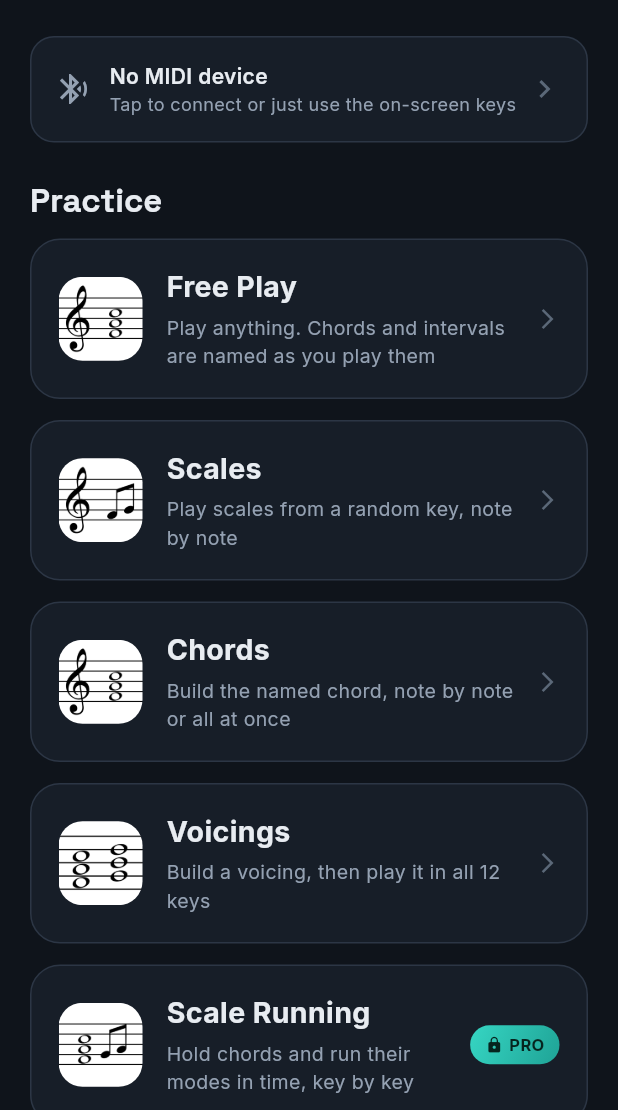
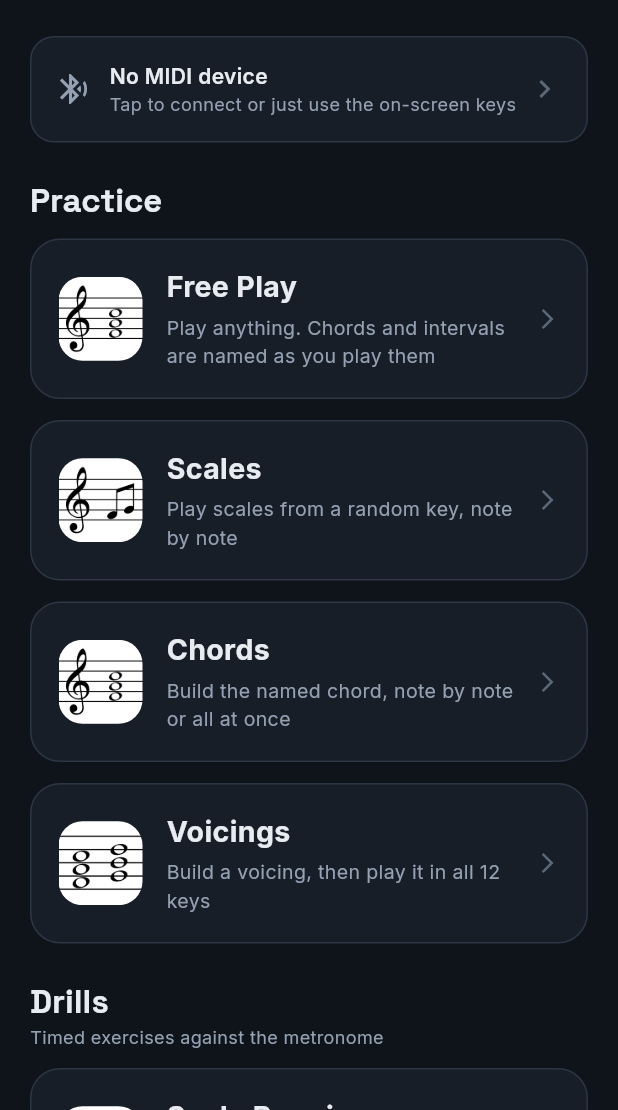
Before and after one commit to channingchea/scale-runner, a Flutter app: the screen it shows after launch, after a tap on the "group" icon, on a phone screen of 412 x 824 dp, the part 126-1236 px from its top. Run offline on Flutter 3.47's test engine with Material 3 defaults, Android fonts, the phone set to English and light mode, and no system bars; our stand-ins replace app_links, audioplayers, clock, firebase_core, flutter_local_notifications, flutter_timezone and 8 more; missing offline and left inert: flutter_midi_command_platform_interface, purchases_flutter; accounts and stored records are empty; project files that could hold a hidden picture were left out.

Commit message:
feat(home): split Practice into Practice and Drills sections
The home screen's single "Practice" list now splits into two headed
sections: Practice (Free Play, Scales, Chords, Voicings — untimed,
self-paced) and Drills (Scale Running, Inversion Running, Jam Mode —
timed exercises judged against the metronome), with a one-line caption
under the Drills header.

- _SectionHeader(title, {caption}) replaces the inline "Practice" Text.
- Grouping is by exercise type, not Pro gating, even though today the
  Drills section happens to be exactly the Pro set.

test/home_screen_test.dart: both headers render, and Free Play/Scales/
Chords/Voicings sit above Drills' three cards (compared by y-offset).

682 tests, analyze clean.

Co-Authored-By: Claude Sonnet 5 <noreply@anthropic.com>
Claude-Session: https://claude.ai/code/session_01YK54hRQHtUB68kMQZpw331

```diff
--- a/lib/screens/home_screen.dart
+++ b/lib/screens/home_screen.dart
@@ -275,9 +275,8 @@ class _HomeScreenState extends State<HomeScreen> with WidgetsBindingObserver {
                 const SizedBox(height: 24),
                 _buildMidiBanner(),
                 const SizedBox(height: 24),
-                Text('Practice',
-                    style: Theme.of(context).textTheme.titleLarge?.copyWith(
-                        fontWeight: FontWeight.w700)),
+                // Practice: untimed, self-paced modes.
+                const _SectionHeader(title: 'Practice'),
                 const SizedBox(height: 12),
                 _ModeCard(
                   title: 'Free Play',
@@ -308,8 +307,15 @@ class _HomeScreenState extends State<HomeScreen> with WidgetsBindingObserver {
                   imagePath: 'assets/icon/Icon_Voicings.png',
                   onTap: _openVoicings,
                 ),
-                const SizedBox(height: 14),
-                // The three below are Pro; the free modes sit above them.
+                const SizedBox(height: 24),
+                // Drills: timed exercises judged against the metronome. Today
+                // that is exactly the Pro set, but the grouping is by exercise
+                // type, not gating.
+                const _SectionHeader(
+                  title: 'Drills',
+                  caption: 'Timed exercises against the metronome',
+                ),
+                const SizedBox(height: 12),
                 _ModeCard(
                   title: 'Scale Running',
                   subtitle:
@@ -449,6 +455,33 @@ class _HomeScreenState extends State<HomeScreen> with WidgetsBindingObserver {
           ],
         ),
       ),
+    );
+  }
+}
+
+/// A home-screen section title ("Practice", "Drills") with an optional
+/// one-line caption underneath.
+class _SectionHeader extends StatelessWidget {
+  const _SectionHeader({required this.title, this.caption});
+
+  final String title;
+  final String? caption;
+
+  @override
+  Widget build(BuildContext context) {
+    return Column(
+      crossAxisAlignment: CrossAxisAlignment.start,
+      children: [
+        Text(title,
+            style: Theme.of(context).textTheme.titleLarge?.copyWith(
+                fontWeight: FontWeight.w700)),
+        if (caption != null) ...[
+          const SizedBox(height: 2),
+          Text(caption!,
+              style: const TextStyle(
+                  color: AppColors.textSecondary, fontSize: 12)),
+        ],
+      ],
     );
   }
 }
```
Also changed, not shown: 1 other file.
